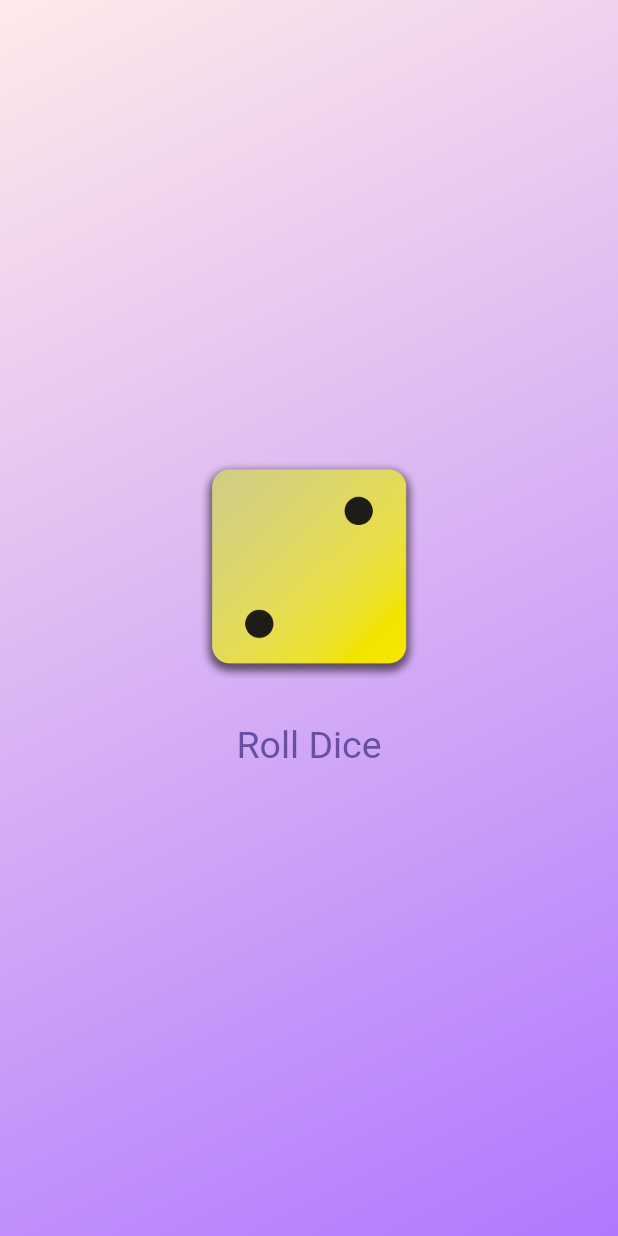
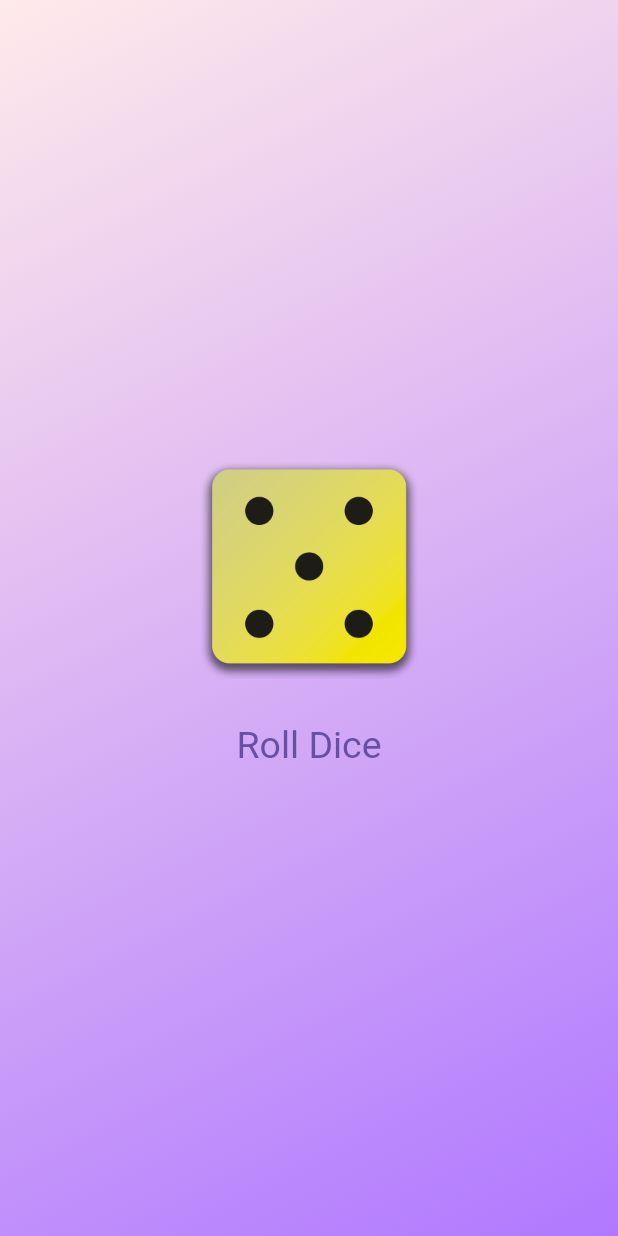
Before and after one commit to Pain4pple/flutter_bootcamp, a Flutter app: the screen it shows after launch, after a tap on "Roll Dice", on a phone screen of 412 x 824 dp. Run offline on Flutter 3.47's test engine with Material 3 defaults, Android fonts, the phone set to English and light mode, and no system bars.

Commit message:
feat(RollDice_RNG): Integrated random number gen

```diff
--- /dev/null
+++ b/Dice Roll/dice_roll/lib/dice_roller.dart
@@ -0,0 +1,40 @@
+import 'package:flutter/material.dart';
+import 'dart:math';
+
+class DiceRoller extends StatefulWidget {
+  const DiceRoller({super.key});
+
+  @override
+  State<DiceRoller> createState() => _DiceRollerState();
+}
+
+class _DiceRollerState extends State<DiceRoller> {
+  var diceRoll = 2;
+
+  void rollDice() {
+    setState(() {
+      diceRoll = Random().nextInt(6) + 1;
+    });
+  }
+
+  @override
+  Widget build(BuildContext context) {
+    return Column(
+          mainAxisAlignment: MainAxisAlignment.center,
+          children: [
+            Image.asset(
+              'assets/images/dice-$diceRoll.png',
+              width: 150,
+            ),
+            const SizedBox(height: 20,),
+            TextButton(
+              onPressed: rollDice,
+              style: TextButton.styleFrom(
+                padding: const EdgeInsets.all(10),
+                textStyle: const TextStyle(fontSize: 25)),
+                child: const Text("Roll Dice"),
+            )
+          ],
+        );
+  }
+}
--- a/Dice Roll/dice_roll/lib/gradient_container.dart
+++ b/Dice Roll/dice_roll/lib/gradient_container.dart
@@ -1,3 +1,4 @@
+import 'package:dice_roll/dice_roller.dart';
 import 'package:dice_roll/styled_text.dart';
 import 'package:flutter/material.dart';
 
@@ -7,9 +8,6 @@
   final Color color1;
   final Color color2;
 
-  void rollDice() {
-    //...
-  }
   @override
   Widget build(BuildContext context) {
     return Container(
@@ -19,24 +17,8 @@
             begin: Alignment.topLeft,
             end: Alignment.bottomRight),
       ),
-      child: Center(
-        child: Column(
-          mainAxisAlignment: MainAxisAlignment.center,
-          children: [
-            Image.asset(
-              'assets/images/dice-2.png',
-              width: 150,
-            ),
-            const SizedBox(height: 20,),
-            TextButton(
-              onPressed: rollDice,
-              style: TextButton.styleFrom(
-                padding: const EdgeInsets.all(10),
-                textStyle: const TextStyle(fontSize: 25)),
-                child: const Text("Roll Dice"),
-            )
-          ],
-        ),
+      child: const Center(
+        child: DiceRoller(),
       ),
     );
   }
--- a/Dice Roll/dice_roll/lib/main.dart
+++ b/Dice Roll/dice_roll/lib/main.dart
@@ -3,8 +3,8 @@
 
 void main() {
   runApp(
-    const MaterialApp(
-      home: Scaffold(body: GradientContainer(Color.fromARGB(255, 255, 234, 234),Color.fromARGB(255, 176, 120, 255))),
+    MaterialApp(
+      home:  Scaffold(body: GradientContainer(Color.fromARGB(255, 255, 234, 234),Color.fromARGB(255, 176, 120, 255))),
     ),
   );
 }
```
